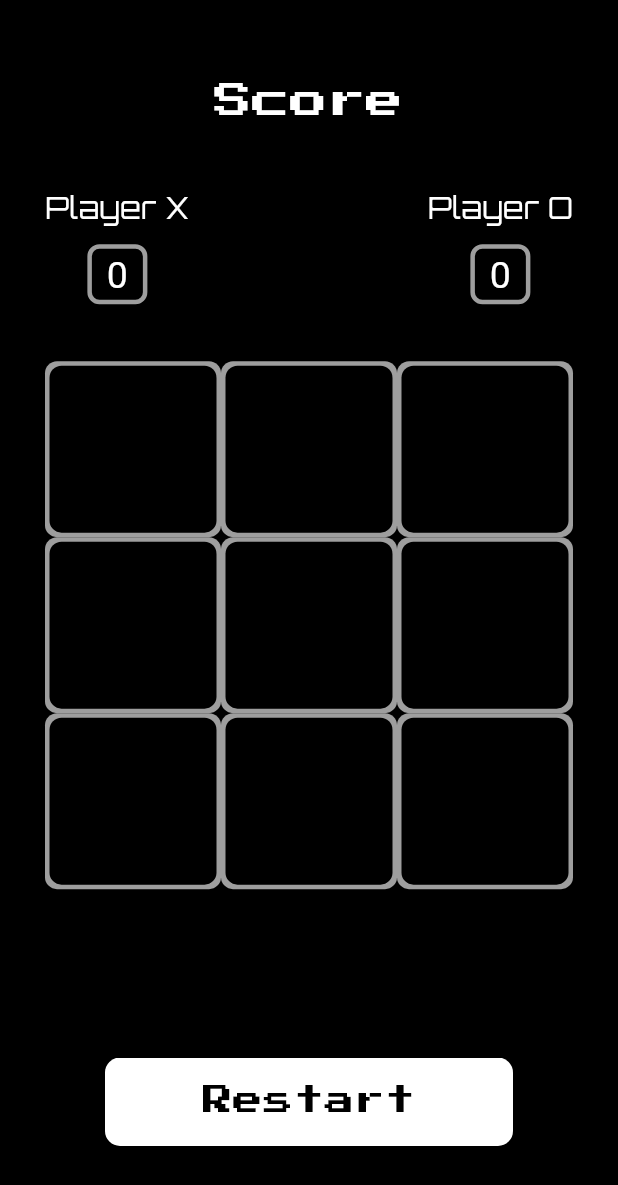
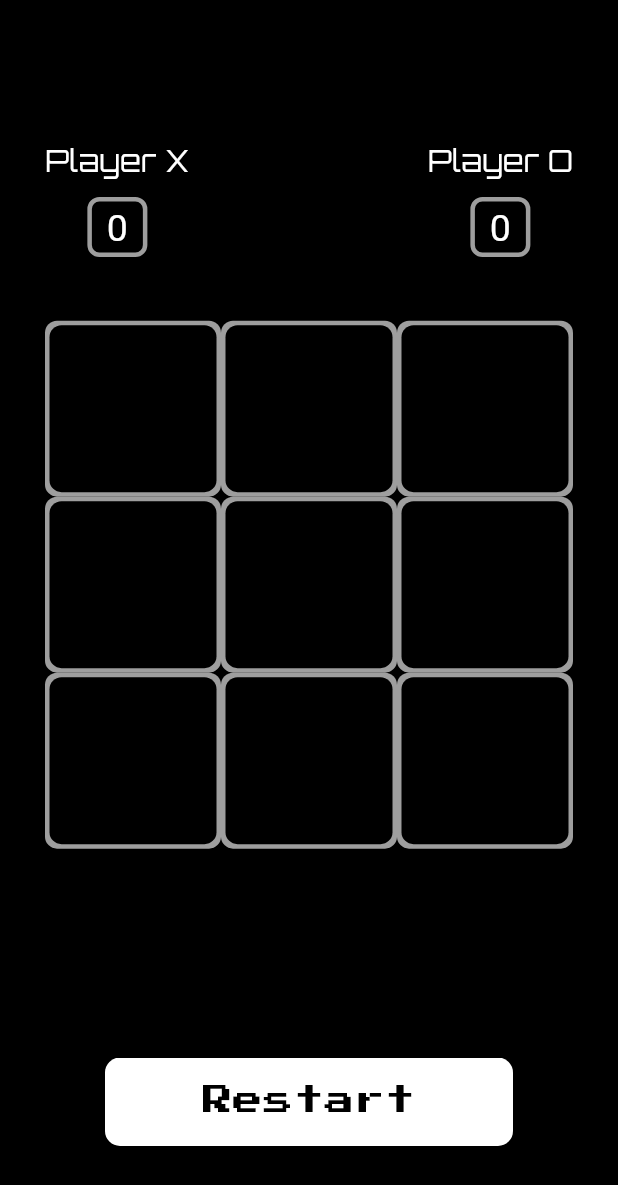
Before and after one commit to reeja1046/tic_tac_toe_fluttergame, a Flutter app: the HomeScreen screen opened directly, on a phone screen of 412 x 824 dp. Shown: the top 1185 px of the screen. Run offline on Flutter 3.47's test engine with Material 3 defaults, Android fonts, the phone set to English and light mode, and no system bars; our stand-ins replace avatar_glow, google_fonts.

Commit message:
After slight changes in code

```diff
--- a/lib/screens/homescreen.dart
+++ b/lib/screens/homescreen.dart
@@ -20,12 +20,12 @@ class _HomeScreenState extends State<HomeScreen> {
         padding: const EdgeInsets.only(left: 30, right: 30, top: 50),
         child: Column(
           children: [
-            Text(
-              'Score',
-              style: GoogleFonts.pressStart2p(
-                textStyle: const TextStyle(color: Colors.white, fontSize: 25),
-              ),
-            ),
+            // Text(
+            //   'Score',
+            //   style: GoogleFonts.pressStart2p(
+            //     textStyle: const TextStyle(color: Colors.white, fontSize: 25),
+            //   ),
+            // ),
             Expanded(
               child: Row(
                 mainAxisAlignment: MainAxisAlignment.spaceBetween,
```
